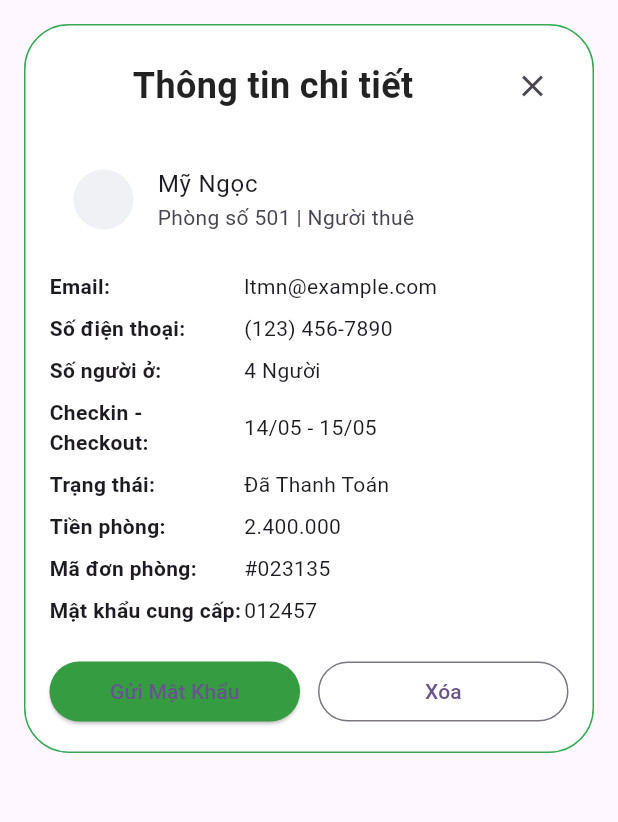
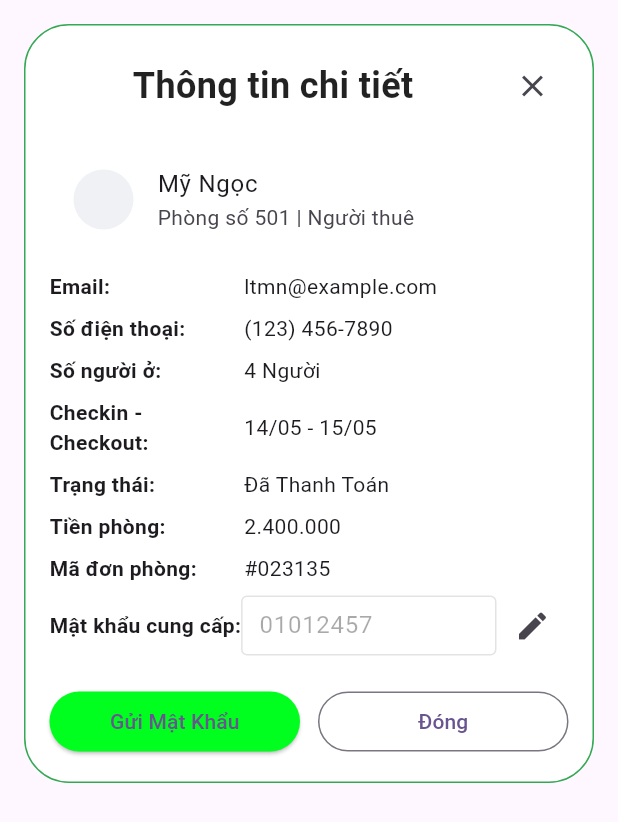
Before and after one commit to nho-moi-so/quan-ly-tim-kiem-phong-tro, a Flutter app: the CardBookingRequestDetailWidget widget shown alone on an empty page, opened directly, on a phone screen of 412 x 824 dp. Shown: the top 822 px of the screen. Run offline on Flutter 3.47's test engine with Material 3 defaults, Android fonts, the phone set to English and light mode, and no system bars; our stand-ins replace cloud_firestore, firebase_core, fl_chart, flutter_svg, image_picker, pie_chart; accounts and stored records are empty; network calls fail.

Commit message:
done: giao diện quản lý yêu cầu đặt phòng

```diff
--- /dev/null
+++ b/quan_ly_tim_kiem_phong_tro_fe/lib/features/owner/viewmodel/booking_request_detail.dart
@@ -0,0 +1,25 @@
+class BookingRequestDetail {
+  String fullName;
+  String roomNumber;
+  String phoneNumber;
+  int numberOfPeople;
+  DateTime checkInDate;
+  DateTime checkOutDate;
+  String status;
+  String price;
+  String codeRoom;
+  String password;
+
+  BookingRequestDetail({
+    required this.fullName,
+    required this.roomNumber,
+    required this.phoneNumber,
+    required this.numberOfPeople,
+    required this.checkInDate,
+    required this.checkOutDate,
+    required this.status,
+    required this.price,
+    required this.codeRoom,
+    this.password = '',
+  });
+}
--- a/quan_ly_tim_kiem_phong_tro_fe/lib/features/owner/widgets/booking_request/card_booking_request_detail_widget.dart
+++ b/quan_ly_tim_kiem_phong_tro_fe/lib/features/owner/widgets/booking_request/card_booking_request_detail_widget.dart
@@ -1,8 +1,41 @@
 //done
 import 'package:flutter/material.dart';
+import 'package:quan_ly_tim_kiem_phong_tro_fe/features/owner/viewmodel/booking_request_detail.dart';
 
-class CardBookingRequestDetailWidget extends StatelessWidget {
+class CardBookingRequestDetailWidget extends StatefulWidget {
   const CardBookingRequestDetailWidget({super.key});
+
+  @override
+  State<CardBookingRequestDetailWidget> createState() => _CardBookingRequestDetailWidgetState();
+}
+
+class _CardBookingRequestDetailWidgetState extends State<CardBookingRequestDetailWidget> {
+  bool isEditing = false;
+
+  //================================
+  BookingRequestDetail bookingRequestDetail = BookingRequestDetail(
+    fullName: 'Mỹ Ngọc',
+    roomNumber : '501',
+    phoneNumber: '(123) 456-7890',
+    numberOfPeople: 4,
+    checkInDate: DateTime(2023, 5, 14),
+    checkOutDate: DateTime(2023, 5, 15),
+    status: 'Đã Thanh Toán',
+    price: '2.400.000',
+    codeRoom: '#023135',
+    password: '01012457',
+  );
+  //============================================
+  late TextEditingController passwordController;
+
+  @override
+  void initState() {
+    super.initState();
+    passwordController = TextEditingController(text: bookingRequestDetail.password);
+  }
+
+
+
 
   @override
   Widget build(BuildContext context) {
@@ -56,14 +89,55 @@ class CardBookingRequestDetailWidget extends StatelessWidget {
             buildInfoRow('Trạng thái', 'Đã Thanh Toán'),
             buildInfoRow('Tiền phòng', '2.400.000'),
             buildInfoRow('Mã đơn phòng', '#023135'),
-            buildInfoRow('Mật khẩu cung cấp', '012457'),
+            Row(
+              children: [
+                Expanded(
+                  flex: 3,
+                  child: Text(
+                    'Mật khẩu cung cấp:',
+                    style: TextStyle(fontWeight: FontWeight.w600),
+                  ),
+                ),
+                Expanded(
+                  flex: 4,
+                  child: TextField(
+                    controller: passwordController,
+                    enabled: isEditing,
+                    decoration: InputDecoration(
+                      border: OutlineInputBorder(),
+                      isDense: true,
+                      contentPadding: EdgeInsets.symmetric(vertical: 8, horizontal: 8),
+                    ),
+                  ),
+                ),
+                IconButton(
+                  icon: Icon(isEditing ? Icons.check : Icons.edit),
+                  onPressed: () {
+                    if (isEditing) {
+                      // Lưu mật khẩu
+                      ScaffoldMessenger.of(context).showSnackBar(
+                        SnackBar(content: Text('Đã lưu mật khẩu: ${passwordController.text}')),
+                      );
+                    }
+                    setState(() {
+                      isEditing = !isEditing;
+                    });
+                  },
+                ),
+              ],
+            ),
             const SizedBox(height: 16),
             Row(
               children: [
                 Expanded(
                   child: ElevatedButton(
-                    onPressed: () {},
-                    style: ElevatedButton.styleFrom(backgroundColor: Color(0xFF369C42)),
+                    onPressed: () {
+                      // Xử lý khi nhấn "Gửi Mật Khẩu"
+                      ScaffoldMessenger.of(context).showSnackBar(
+                        SnackBar(content: Text('Mật khẩu đã được gửi')),
+                      );
+                    },
+                    style: ElevatedButton.styleFrom(backgroundColor: Color.fromARGB(255, 0, 255, 30)),
                     child: const Text('Gửi Mật Khẩu'),
                   ),
                 ),
@@ -71,7 +145,7 @@ class CardBookingRequestDetailWidget extends StatelessWidget {
                 Expanded(
                   child: OutlinedButton(
                     onPressed: () {},
-                    child: const Text('Xóa'),
+                    child: const Text('Đóng'),
                   ),
                 ),
               ],
```
Also changed, not shown: quan_ly_tim_kiem_phong_tro_fe/lib/features/owner/screens/manager_booking_request/booking_request_screens.dart (+61 -27 lines), quan_ly_tim_kiem_phong_tro_fe/lib/features/owner/widgets/booking_request/card_booking_request_widget.dart (+13 -1 lines), quan_ly_tim_kiem_phong_tro_fe/lib/features/owner/widgets/booking_request/fliter_status_widget.dart (+7 -1 lines).
